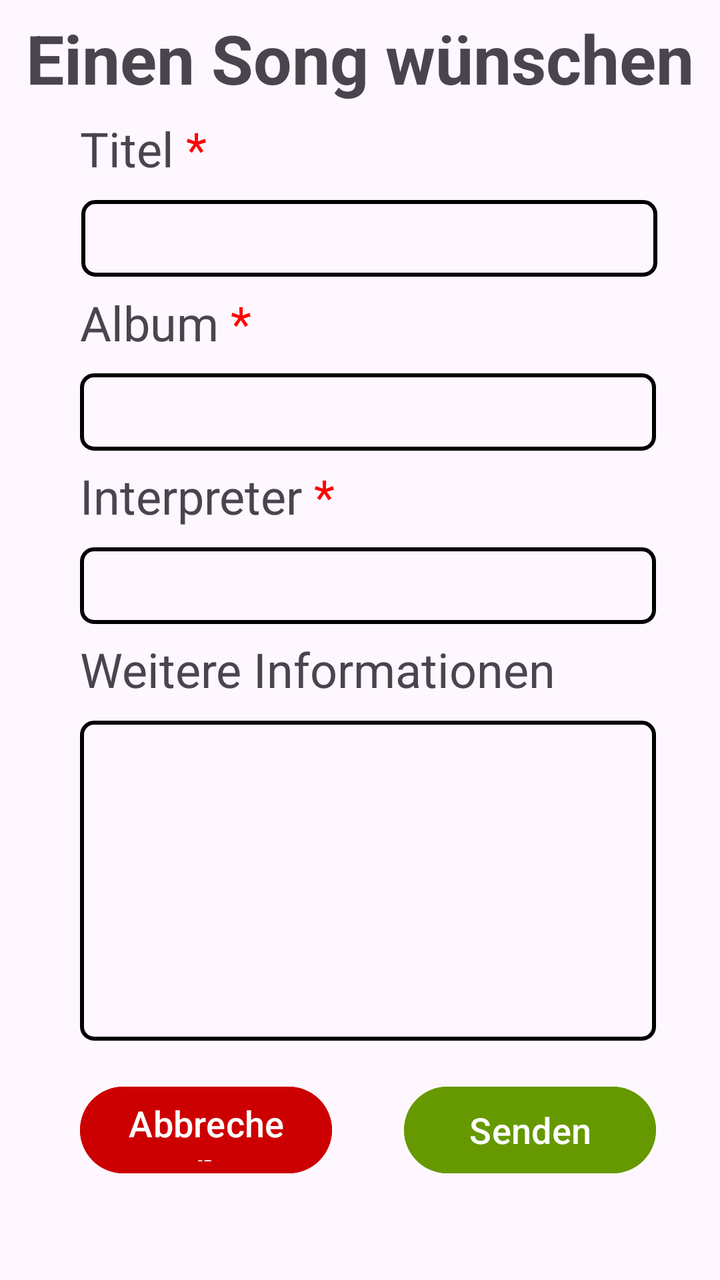
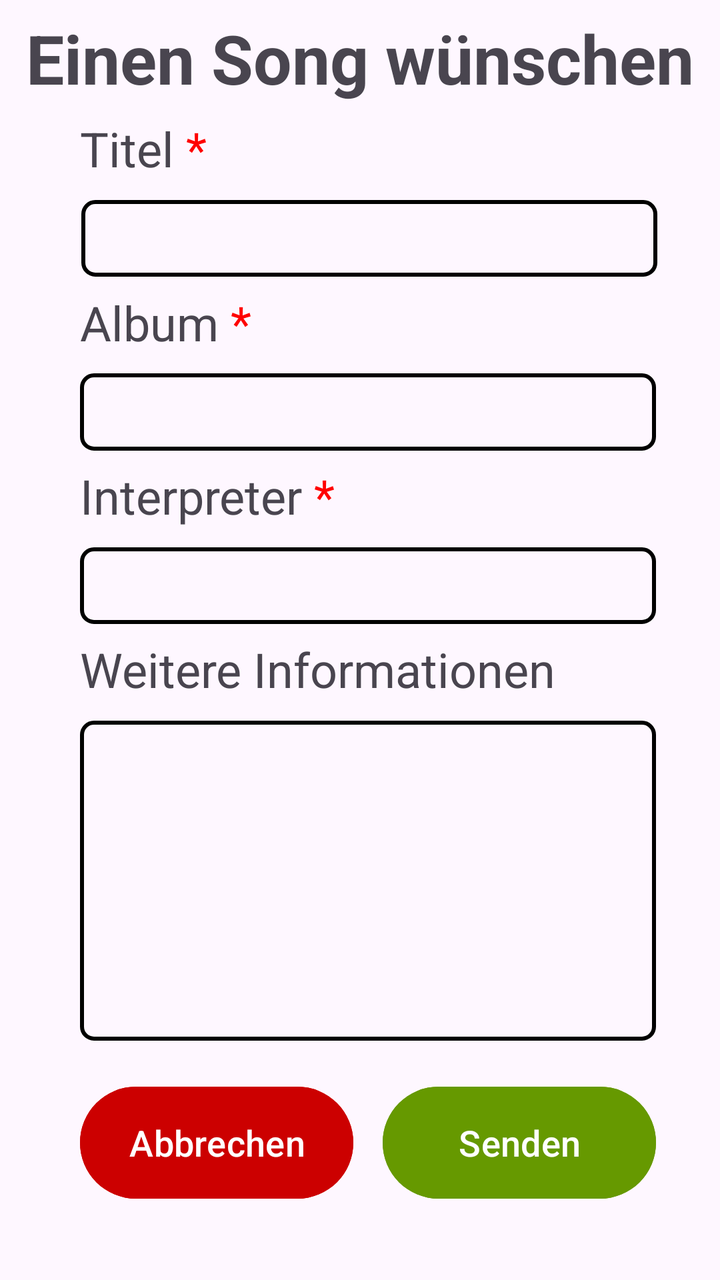

Two renders of the same Android screen: before a commit and after it. Below are the layout's source before the change and the commit's diff.
<!-- AndroidManifest.xml: application theme Theme.RadioApp -->
<!-- res/layout/fragment_request_song_screen.xml -->
<?xml version="1.0" encoding="utf-8"?>
<androidx.constraintlayout.widget.ConstraintLayout
    xmlns:android="http://schemas.android.com/apk/res/android"
    xmlns:app="http://schemas.android.com/apk/res-auto"
    android:id="@+id/main"
    android:layout_width="match_parent"
    android:layout_height="match_parent">

    <View
        android:id="@+id/spacerTop"
        android:layout_width="0dp"
        android:layout_height="0dp"
        app:layout_constraintHeight_percent="0.01"
        app:layout_constraintTop_toTopOf="parent"
        app:layout_constraintStart_toStartOf="parent"
        app:layout_constraintEnd_toEndOf="parent" />

    <TextView
        android:id="@+id/labelActivityTitle"
        android:layout_width="wrap_content"
        android:layout_height="wrap_content"
        app:layout_constraintTop_toBottomOf="@+id/spacerTop"
        app:layout_constraintStart_toStartOf="parent"
        app:layout_constraintEnd_toEndOf="parent"
        android:text="@string/activity_request_song.activityTitle.label"
        android:textSize="34sp"
        android:textStyle="bold" />

    <View
        android:id="@+id/spacer1"
        android:layout_width="0dp"
        android:layout_height="0dp"
        app:layout_constraintHeight_percent="0.01"
        app:layout_constraintTop_toBottomOf="@+id/labelActivityTitle"
        app:layout_constraintStart_toStartOf="parent"
        app:layout_constraintEnd_toEndOf="parent" />

    <TextView
        android:id="@+id/labelSongTitle"
        android:layout_width="wrap_content"
        android:layout_height="wrap_content"
        android:layout_marginStart="40dp"
        android:text="@string/activity_request_song.songTitle.label"
        android:textSize="24sp"
        app:layout_constraintStart_toStartOf="parent"
        app:layout_constraintTop_toBottomOf="@+id/spacer1" />

    <View
        android:id="@+id/spacer2"
        android:layout_width="0dp"
        android:layout_height="0dp"
        app:layout_constraintHeight_percent="0.015"
        app:layout_constraintTop_toBottomOf="@+id/labelSongTitle"
        app:layout_constraintStart_toStartOf="parent"
        app:layout_constraintEnd_toEndOf="parent" />

    <EditText
        android:id="@+id/textInputSongTitle"
        android:layout_width="0dp"
        android:layout_height="0dp"
        android:background="@drawable/text_field_boarder"
        android:inputType="text"
        android:textSize="16sp"
        app:layout_constraintEnd_toEndOf="parent"
        app:layout_constraintHeight_percent="0.06"
        app:layout_constraintHorizontal_bias="0.023"
        app:layout_constraintStart_toStartOf="@+id/labelSongTitle"
        app:layout_constraintTop_toBottomOf="@+id/spacer2"
        app:layout_constraintWidth_percent="0.8" />

    <View
        android:id="@+id/spacer3"
        android:layout_width="0dp"
        android:layout_height="0dp"
        app:layout_constraintHeight_percent="0.01"
        app:layout_constraintTop_toBottomOf="@+id/textInputSongTitle"
        app:layout_constraintStart_toStartOf="parent"
        app:layout_constraintEnd_toEndOf="parent" />

    <TextView
        android:id="@+id/labelSongAlbum"
        android:layout_width="wrap_content"
        android:layout_height="wrap_content"
        android:layout_marginStart="0dp"
        android:text="@string/activity_request_song.songAlbum.label"
        android:textSize="24sp"
        app:layout_constraintStart_toStartOf="@+id/labelSongTitle"
        app:layout_constraintTop_toBottomOf="@+id/spacer3" />

    <View
        android:id="@+id/spacer4"
        android:layout_width="0dp"
        android:layout_height="0dp"
        app:layout_constraintHeight_percent="0.015"
        app:layout_constraintTop_toBottomOf="@+id/labelSongAlbum"
        app:layout_constraintStart_toStartOf="parent"
        app:layout_constraintEnd_toEndOf="parent" />

    <EditText
        android:id="@+id/textInputSongAlbum"
        android:layout_width="0dp"
        android:layout_height="0dp"
        android:background="@drawable/text_field_boarder"
        android:inputType="text"
        android:textSize="16sp"
        app:layout_constraintEnd_toEndOf="parent"
        app:layout_constraintHeight_percent="0.06"
        app:layout_constraintHorizontal_bias="0.0"
        app:layout_constraintStart_toStartOf="@+id/labelSongAlbum"
        app:layout_constraintTop_toBottomOf="@+id/spacer4"
        app:layout_constraintWidth_percent="0.8" />

    <View
        android:id="@+id/spacer5"
        android:layout_width="0dp"
        android:layout_height="0dp"
        app:layout_constraintHeight_percent="0.01"
        app:layout_constraintTop_toBottomOf="@+id/textInputSongAlbum"
        app:layout_constraintStart_toStartOf="parent"
        app:layout_constraintEnd_toEndOf="parent" />
    <TextView
        android:id="@+id/labelSongInterpreter"
        android:layout_width="wrap_content"
        android:layout_height="wrap_content"
        app:layout_constraintTop_toBottomOf="@+id/spacer5"
        app:layout_constraintStart_toStartOf="@+id/labelSongTitle"
        android:text="@string/activity_request_song.songInterpreter.label"
        android:textSize="24sp" />

    <View
        android:id="@+id/spacer6"
        android:layout_width="0dp"
        android:layout_height="0dp"
        app:layout_constraintHeight_percent="0.015"
        app:layout_constraintTop_toBottomOf="@+id/labelSongInterpreter"
        app:layout_constraintStart_toStartOf="parent"
        app:layout_constraintEnd_toEndOf="parent" />

    <EditText
        android:id="@+id/textInputSongInterpreter"
        android:layout_width="0dp"
        android:layout_height="0dp"
        android:background="@drawable/text_field_boarder"
        android:inputType="text"
        android:textSize="16sp"
        app:layout_constraintEnd_toEndOf="parent"
        app:layout_constraintHeight_percent="0.06"
        app:layout_constraintHorizontal_bias="0.0"
        app:layout_constraintStart_toStartOf="@+id/labelSongInterpreter"
        app:layout_constraintTop_toBottomOf="@+id/spacer6"
        app:layout_constraintWidth_percent="0.8" />

    <View
        android:id="@+id/spacer7"
        android:layout_width="0dp"
        android:layout_height="0dp"
        app:layout_constraintHeight_percent="0.01"
        app:layout_constraintTop_toBottomOf="@+id/textInputSongInterpreter"
        app:layout_constraintStart_toStartOf="parent"
        app:layout_constraintEnd_toEndOf="parent" />

    <TextView
        android:id="@+id/labelSongAdditionalMessage"
        android:layout_width="wrap_content"
        android:layout_height="wrap_content"
        app:layout_constraintTop_toBottomOf="@+id/spacer7"
        app:layout_constraintStart_toStartOf="@+id/labelSongTitle"
        android:text="Weitere Informationen"
        android:textSize="24sp" />

    <View
        android:id="@+id/spacer8"
        android:layout_width="0dp"
        android:layout_height="0dp"
        app:layout_constraintHeight_percent="0.015"
        app:layout_constraintTop_toBottomOf="@+id/labelSongAdditionalMessage"
        app:layout_constraintStart_toStartOf="parent"
        app:layout_constraintEnd_toEndOf="parent" />

    <EditText
        android:id="@+id/editTextAdditionalMessage"
        android:layout_width="0dp"
        android:layout_height="0dp"
        android:background="@drawable/text_field_boarder"
        android:gravity="start|top"
        android:inputType="textMultiLine"
        android:textSize="16sp"
        app:layout_constraintEnd_toEndOf="parent"
        app:layout_constraintHeight_percent="0.25"
        app:layout_constraintHorizontal_bias="0.0"
        app:layout_constraintStart_toStartOf="@+id/labelSongAdditionalMessage"
        app:layout_constraintTop_toBottomOf="@+id/spacer8"
        app:layout_constraintWidth_percent="0.8" />

    <View
        android:id="@+id/spacer9"
        android:layout_width="0dp"
        android:layout_height="0dp"
        app:layout_constraintHeight_percent="0.03"
        app:layout_constraintTop_toBottomOf="@+id/editTextAdditionalMessage"
        app:layout_constraintStart_toStartOf="parent"
        app:layout_constraintEnd_toEndOf="parent" />

    <Button
        android:id="@+id/btnCancel"
        android:layout_width="0dp"
        android:layout_height="0dp"
        app:layout_constraintWidth_percent="0.35"
        app:layout_constraintHeight_percent="0.08"
        app:layout_constraintTop_toBottomOf="@+id/spacer9"
        app:layout_constraintStart_toStartOf="@+id/editTextAdditionalMessage"
        android:backgroundTint="@android:color/holo_red_dark"
        android:text="@string/moderator_rating.buttonCancel.label"
        android:textSize="18sp" />

    <Button
        android:id="@+id/btnConfirm"
        android:layout_width="0dp"
        android:layout_height="0dp"
        app:layout_constraintWidth_percent="0.35"
        app:layout_constraintHeight_percent="0.08"
        app:layout_constraintEnd_toEndOf="@+id/editTextAdditionalMessage"
        app:layout_constraintTop_toTopOf="@+id/btnCancel"
        app:layout_constraintBottom_toBottomOf="@+id/btnCancel"
        android:backgroundTint="@android:color/holo_green_dark"
        android:text="@string/moderator_rating.buttonConfirm.label"
        android:textSize="18sp" />

</androidx.constraintlayout.widget.ConstraintLayout>
<!-- resources referenced by this layout -->
<resources>
  <!-- drawable text_field_boarder (drawable) -->
  <shape xmlns:android="http://schemas.android.com/apk/res/android"
      android:shape="rectangle">
  
      <solid android:color="@android:color/transparent" />
  
      <stroke
          android:width="2dp"
          android:color="#000000" />
  
      <corners android:radius="6dp" />
  
      <padding
          android:left="8dp"
          android:top="8dp"
          android:right="8dp"
          android:bottom="8dp" />
  </shape>
  <string name="activity_request_song.activityTitle.label">Einen Song wünschen</string>
  <string name="activity_request_song.songAlbum.label">Album <font color="#FF0000">*</font></string>
  <string name="activity_request_song.songInterpreter.label">Interpreter <font color="#FF0000">*</font></string>
  <string name="activity_request_song.songTitle.label">Titel <font color="#FF0000">*</font></string>
  <string name="moderator_rating.buttonCancel.label">Abbrechen</string>
  <string name="moderator_rating.buttonConfirm.label">Senden</string>
  <style name="Theme.RadioApp" parent="Base.Theme.RadioApp" />
  <style name="Base.Theme.RadioApp" parent="Theme.Material3.DayNight.NoActionBar">
          
          
      </style>
</resources>

<!-- the commit's change to res/layout/fragment_request_song_screen.xml (unified diff, before → after) -->
@@ -7,7 +7,7 @@
     android:layout_height="match_parent">
 
     <View
-        android:id="@+id/spacerTop"
+        android:id="@+id/request_song_spacerTop"
         android:layout_width="0dp"
         android:layout_height="0dp"
         app:layout_constraintHeight_percent="0.01"
@@ -16,46 +16,46 @@
         app:layout_constraintEnd_toEndOf="parent" />
 
     <TextView
-        android:id="@+id/labelActivityTitle"
-        android:layout_width="wrap_content"
-        android:layout_height="wrap_content"
-        app:layout_constraintTop_toBottomOf="@+id/spacerTop"
-        app:layout_constraintStart_toStartOf="parent"
-        app:layout_constraintEnd_toEndOf="parent"
-        android:text="@string/activity_request_song.activityTitle.label"
+        android:id="@+id/request_song_labelActivityTitle"
+        android:layout_width="wrap_content"
+        android:layout_height="wrap_content"
+        app:layout_constraintTop_toBottomOf="@+id/request_song_spacerTop"
+        app:layout_constraintStart_toStartOf="parent"
+        app:layout_constraintEnd_toEndOf="parent"
+        android:text="@string/request_song.activityTitle.label"
         android:textSize="34sp"
         android:textStyle="bold" />
 
     <View
-        android:id="@+id/spacer1"
-        android:layout_width="0dp"
-        android:layout_height="0dp"
-        app:layout_constraintHeight_percent="0.01"
-        app:layout_constraintTop_toBottomOf="@+id/labelActivityTitle"
-        app:layout_constraintStart_toStartOf="parent"
-        app:layout_constraintEnd_toEndOf="parent" />
-
-    <TextView
-        android:id="@+id/labelSongTitle"
+        android:id="@+id/request_song_spacer1"
+        android:layout_width="0dp"
+        android:layout_height="0dp"
+        app:layout_constraintHeight_percent="0.01"
+        app:layout_constraintTop_toBottomOf="@+id/request_song_labelActivityTitle"
+        app:layout_constraintStart_toStartOf="parent"
+        app:layout_constraintEnd_toEndOf="parent" />
+
+    <TextView
+        android:id="@+id/request_song_labelSongTitle"
         android:layout_width="wrap_content"
         android:layout_height="wrap_content"
         android:layout_marginStart="40dp"
-        android:text="@string/activity_request_song.songTitle.label"
+        android:text="@string/request_song.songTitle.label"
         android:textSize="24sp"
         app:layout_constraintStart_toStartOf="parent"
-        app:layout_constraintTop_toBottomOf="@+id/spacer1" />
-
-    <View
-        android:id="@+id/spacer2"
-        android:layout_width="0dp"
-        android:layout_height="0dp"
-        app:layout_constraintHeight_percent="0.015"
-        app:layout_constraintTop_toBottomOf="@+id/labelSongTitle"
-        app:layout_constraintStart_toStartOf="parent"
-        app:layout_constraintEnd_toEndOf="parent" />
-
-    <EditText
-        android:id="@+id/textInputSongTitle"
+        app:layout_constraintTop_toBottomOf="@+id/request_song_spacer1" />
+
+    <View
+        android:id="@+id/request_song_spacer2"
+        android:layout_width="0dp"
+        android:layout_height="0dp"
+        app:layout_constraintHeight_percent="0.015"
+        app:layout_constraintTop_toBottomOf="@+id/request_song_labelSongTitle"
+        app:layout_constraintStart_toStartOf="parent"
+        app:layout_constraintEnd_toEndOf="parent" />
+
+    <EditText
+        android:id="@+id/request_song_textInputSongTitle"
         android:layout_width="0dp"
         android:layout_height="0dp"
         android:background="@drawable/text_field_boarder"
@@ -64,40 +64,40 @@
         app:layout_constraintEnd_toEndOf="parent"
         app:layout_constraintHeight_percent="0.06"
         app:layout_constraintHorizontal_bias="0.023"
-        app:layout_constraintStart_toStartOf="@+id/labelSongTitle"
-        app:layout_constraintTop_toBottomOf="@+id/spacer2"
-        app:layout_constraintWidth_percent="0.8" />
-
-    <View
-        android:id="@+id/spacer3"
-        android:layout_width="0dp"
-        android:layout_height="0dp"
-        app:layout_constraintHeight_percent="0.01"
-        app:layout_constraintTop_toBottomOf="@+id/textInputSongTitle"
-        app:layout_constraintStart_toStartOf="parent"
-        app:layout_constraintEnd_toEndOf="parent" />
-
-    <TextView
-        android:id="@+id/labelSongAlbum"
+        app:layout_constraintStart_toStartOf="@+id/request_song_labelSongTitle"
+        app:layout_constraintTop_toBottomOf="@+id/request_song_spacer2"
+        app:layout_constraintWidth_percent="0.8" />
+
+    <View
+        android:id="@+id/request_song_spacer3"
+        android:layout_width="0dp"
+        android:layout_height="0dp"
+        app:layout_constraintHeight_percent="0.01"
+        app:layout_constraintTop_toBottomOf="@+id/request_song_textInputSongTitle"
+        app:layout_constraintStart_toStartOf="parent"
+        app:layout_constraintEnd_toEndOf="parent" />
+
+    <TextView
+        android:id="@+id/request_song_labelSongAlbum"
         android:layout_width="wrap_content"
         android:layout_height="wrap_content"
         android:layout_marginStart="0dp"
-        android:text="@string/activity_request_song.songAlbum.label"
+        android:text="@string/request_song.songAlbum.label"
         android:textSize="24sp"
-        app:layout_constraintStart_toStartOf="@+id/labelSongTitle"
-        app:layout_constraintTop_toBottomOf="@+id/spacer3" />
-
-    <View
-        android:id="@+id/spacer4"
-        android:layout_width="0dp"
-        android:layout_height="0dp"
-        app:layout_constraintHeight_percent="0.015"
-        app:layout_constraintTop_toBottomOf="@+id/labelSongAlbum"
-        app:layout_constraintStart_toStartOf="parent"
-        app:layout_constraintEnd_toEndOf="parent" />
-
-    <EditText
-        android:id="@+id/textInputSongAlbum"
+        app:layout_constraintStart_toStartOf="@+id/request_song_labelSongTitle"
+        app:layout_constraintTop_toBottomOf="@+id/request_song_spacer3" />
+
+    <View
+        android:id="@+id/request_song_spacer4"
+        android:layout_width="0dp"
+        android:layout_height="0dp"
+        app:layout_constraintHeight_percent="0.015"
+        app:layout_constraintTop_toBottomOf="@+id/request_song_labelSongAlbum"
+        app:layout_constraintStart_toStartOf="parent"
+        app:layout_constraintEnd_toEndOf="parent" />
+
+    <EditText
+        android:id="@+id/request_song_textInputSongAlbum"
         android:layout_width="0dp"
         android:layout_height="0dp"
         android:background="@drawable/text_field_boarder"
@@ -106,38 +106,38 @@
         app:layout_constraintEnd_toEndOf="parent"
         app:layout_constraintHeight_percent="0.06"
         app:layout_constraintHorizontal_bias="0.0"
-        app:layout_constraintStart_toStartOf="@+id/labelSongAlbum"
-        app:layout_constraintTop_toBottomOf="@+id/spacer4"
-        app:layout_constraintWidth_percent="0.8" />
-
-    <View
-        android:id="@+id/spacer5"
-        android:layout_width="0dp"
-        android:layout_height="0dp"
-        app:layout_constraintHeight_percent="0.01"
-        app:layout_constraintTop_toBottomOf="@+id/textInputSongAlbum"
-        app:layout_constraintStart_toStartOf="parent"
-        app:layout_constraintEnd_toEndOf="parent" />
-    <TextView
-        android:id="@+id/labelSongInterpreter"
-        android:layout_width="wrap_content"
-        android:layout_height="wrap_content"
-        app:layout_constraintTop_toBottomOf="@+id/spacer5"
-        app:layout_constraintStart_toStartOf="@+id/labelSongTitle"
-        android:text="@string/activity_request_song.songInterpreter.label"
+        app:layout_constraintStart_toStartOf="@+id/request_song_labelSongAlbum"
+        app:layout_constraintTop_toBottomOf="@+id/request_song_spacer4"
+        app:layout_constraintWidth_percent="0.8" />
+
+    <View
+        android:id="@+id/request_song_spacer5"
+        android:layout_width="0dp"
+        android:layout_height="0dp"
+        app:layout_constraintHeight_percent="0.01"
+        app:layout_constraintTop_toBottomOf="@+id/request_song_textInputSongAlbum"
+        app:layout_constraintStart_toStartOf="parent"
+        app:layout_constraintEnd_toEndOf="parent" />
+    <TextView
+        android:id="@+id/request_song_labelSongInterpreter"
+        android:layout_width="wrap_content"
+        android:layout_height="wrap_content"
+        app:layout_constraintTop_toBottomOf="@+id/request_song_spacer5"
+        app:layout_constraintStart_toStartOf="@+id/request_song_labelSongTitle"
+        android:text="@string/request_song.songInterpreter.label"
         android:textSize="24sp" />
 
     <View
-        android:id="@+id/spacer6"
-        android:layout_width="0dp"
-        android:layout_height="0dp"
-        app:layout_constraintHeight_percent="0.015"
-        app:layout_constraintTop_toBottomOf="@+id/labelSongInterpreter"
-        app:layout_constraintStart_toStartOf="parent"
-        app:layout_constraintEnd_toEndOf="parent" />
-
-    <EditText
-        android:id="@+id/textInputSongInterpreter"
+        android:id="@+id/request_song_spacer6"
+        android:layout_width="0dp"
+        android:layout_height="0dp"
+        app:layout_constraintHeight_percent="0.015"
+        app:layout_constraintTop_toBottomOf="@+id/request_song_labelSongInterpreter"
+        app:layout_constraintStart_toStartOf="parent"
+        app:layout_constraintEnd_toEndOf="parent" />
+
+    <EditText
+        android:id="@+id/request_song_textInputSongInterpreter"
         android:layout_width="0dp"
         android:layout_height="0dp"
         android:background="@drawable/text_field_boarder"
@@ -146,39 +146,39 @@
         app:layout_constraintEnd_toEndOf="parent"
         app:layout_constraintHeight_percent="0.06"
         app:layout_constraintHorizontal_bias="0.0"
-        app:layout_constraintStart_toStartOf="@+id/labelSongInterpreter"
-        app:layout_constraintTop_toBottomOf="@+id/spacer6"
-        app:layout_constraintWidth_percent="0.8" />
-
-    <View
-        android:id="@+id/spacer7"
-        android:layout_width="0dp"
-        android:layout_height="0dp"
-        app:layout_constraintHeight_percent="0.01"
-        app:layout_constraintTop_toBottomOf="@+id/textInputSongInterpreter"
-        app:layout_constraintStart_toStartOf="parent"
-        app:layout_constraintEnd_toEndOf="parent" />
-
-    <TextView
-        android:id="@+id/labelSongAdditionalMessage"
-        android:layout_width="wrap_content"
-        android:layout_height="wrap_content"
-        app:layout_constraintTop_toBottomOf="@+id/spacer7"
-        app:layout_constraintStart_toStartOf="@+id/labelSongTitle"
+        app:layout_constraintStart_toStartOf="@+id/request_song_labelSongInterpreter"
+        app:layout_constraintTop_toBottomOf="@+id/request_song_spacer6"
+        app:layout_constraintWidth_percent="0.8" />
+
+    <View
+        android:id="@+id/request_song_spacer7"
+        android:layout_width="0dp"
+        android:layout_height="0dp"
+        app:layout_constraintHeight_percent="0.01"
+        app:layout_constraintTop_toBottomOf="@+id/request_song_textInputSongInterpreter"
+        app:layout_constraintStart_toStartOf="parent"
+        app:layout_constraintEnd_toEndOf="parent" />
+
+    <TextView
+        android:id="@+id/request_song_labelSongAdditionalMessage"
+        android:layout_width="wrap_content"
+        android:layout_height="wrap_content"
+        app:layout_constraintTop_toBottomOf="@+id/request_song_spacer7"
+        app:layout_constraintStart_toStartOf="@+id/request_song_labelSongTitle"
         android:text="Weitere Informationen"
         android:textSize="24sp" />
 
     <View
-        android:id="@+id/spacer8"
-        android:layout_width="0dp"
-        android:layout_height="0dp"
-        app:layout_constraintHeight_percent="0.015"
-        app:layout_constraintTop_toBottomOf="@+id/labelSongAdditionalMessage"
-        app:layout_constraintStart_toStartOf="parent"
-        app:layout_constraintEnd_toEndOf="parent" />
-
-    <EditText
-        android:id="@+id/editTextAdditionalMessage"
+        android:id="@+id/request_song_spacer8"
+        android:layout_width="0dp"
+        android:layout_height="0dp"
+        app:layout_constraintHeight_percent="0.015"
+        app:layout_constraintTop_toBottomOf="@+id/request_song_labelSongAdditionalMessage"
+        app:layout_constraintStart_toStartOf="parent"
+        app:layout_constraintEnd_toEndOf="parent" />
+
+    <EditText
+        android:id="@+id/request_song_editTextAdditionalMessage"
         android:layout_width="0dp"
         android:layout_height="0dp"
         android:background="@drawable/text_field_boarder"
@@ -188,40 +188,40 @@
         app:layout_constraintEnd_toEndOf="parent"
         app:layout_constraintHeight_percent="0.25"
         app:layout_constraintHorizontal_bias="0.0"
-        app:layout_constraintStart_toStartOf="@+id/labelSongAdditionalMessage"
-        app:layout_constraintTop_toBottomOf="@+id/spacer8"
-        app:layout_constraintWidth_percent="0.8" />
-
-    <View
-        android:id="@+id/spacer9"
+        app:layout_constraintStart_toStartOf="@+id/request_song_labelSongAdditionalMessage"
+        app:layout_constraintTop_toBottomOf="@+id/request_song_spacer8"
+        app:layout_constraintWidth_percent="0.8" />
+
+    <View
+        android:id="@+id/request_song_spacer9"
         android:layout_width="0dp"
         android:layout_height="0dp"
         app:layout_constraintHeight_percent="0.03"
-        app:layout_constraintTop_toBottomOf="@+id/editTextAdditionalMessage"
+        app:layout_constraintTop_toBottomOf="@+id/request_song_editTextAdditionalMessage"
         app:layout_constraintStart_toStartOf="parent"
         app:layout_constraintEnd_toEndOf="parent" />
 
     <Button
-        android:id="@+id/btnCancel"
-        android:layout_width="0dp"
-        android:layout_height="0dp"
-        app:layout_constraintWidth_percent="0.35"
-        app:layout_constraintHeight_percent="0.08"
-        app:layout_constraintTop_toBottomOf="@+id/spacer9"
-        app:layout_constraintStart_toStartOf="@+id/editTextAdditionalMessage"
+        android:id="@+id/request_song_btnCancel"
+        android:layout_width="0dp"
+        android:layout_height="0dp"
+        app:layout_constraintWidth_percent="0.38"
+        app:layout_constraintHeight_percent="0.1"
+        app:layout_constraintTop_toBottomOf="@+id/request_song_spacer9"
+        app:layout_constraintStart_toStartOf="@+id/request_song_editTextAdditionalMessage"
         android:backgroundTint="@android:color/holo_red_dark"
         android:text="@string/moderator_rating.buttonCancel.label"
         android:textSize="18sp" />
 
     <Button
-        android:id="@+id/btnConfirm"
-        android:layout_width="0dp"
-        android:layout_height="0dp"
-        app:layout_constraintWidth_percent="0.35"
-        app:layout_constraintHeight_percent="0.08"
-        app:layout_constraintEnd_toEndOf="@+id/editTextAdditionalMessage"
-        app:layout_constraintTop_toTopOf="@+id/btnCancel"
-        app:layout_constraintBottom_toBottomOf="@+id/btnCancel"
+        android:id="@+id/request_song_btnConfirm"
+        android:layout_width="0dp"
+        android:layout_height="0dp"
+        app:layout_constraintWidth_percent="0.38"
+        app:layout_constraintHeight_percent="0.1"
+        app:layout_constraintEnd_toEndOf="@+id/request_song_editTextAdditionalMessage"
+        app:layout_constraintTop_toTopOf="@+id/request_song_btnCancel"
+        app:layout_constraintBottom_toBottomOf="@+id/request_song_btnCancel"
         android:backgroundTint="@android:color/holo_green_dark"
         android:text="@string/moderator_rating.buttonConfirm.label"
         android:textSize="18sp" />
<!-- resource entries referenced after the edit -->
@@ -18,12 +18,12 @@
           android:right="8dp"
           android:bottom="8dp" />
   </shape>
-  <string name="activity_request_song.activityTitle.label">Einen Song wünschen</string>
-  <string name="activity_request_song.songAlbum.label">Album <font color="#FF0000">*</font></string>
-  <string name="activity_request_song.songInterpreter.label">Interpreter <font color="#FF0000">*</font></string>
-  <string name="activity_request_song.songTitle.label">Titel <font color="#FF0000">*</font></string>
   <string name="moderator_rating.buttonCancel.label">Abbrechen</string>
   <string name="moderator_rating.buttonConfirm.label">Senden</string>
+  <string name="request_song.activityTitle.label">Einen Song wünschen</string>
+  <string name="request_song.songAlbum.label">Album <font color="#FF0000">*</font></string>
+  <string name="request_song.songInterpreter.label">Interpreter <font color="#FF0000">*</font></string>
+  <string name="request_song.songTitle.label">Titel <font color="#FF0000">*</font></string>
   <style name="Theme.RadioApp" parent="Base.Theme.RadioApp" />
   <style name="Base.Theme.RadioApp" parent="Theme.Material3.DayNight.NoActionBar">
           
